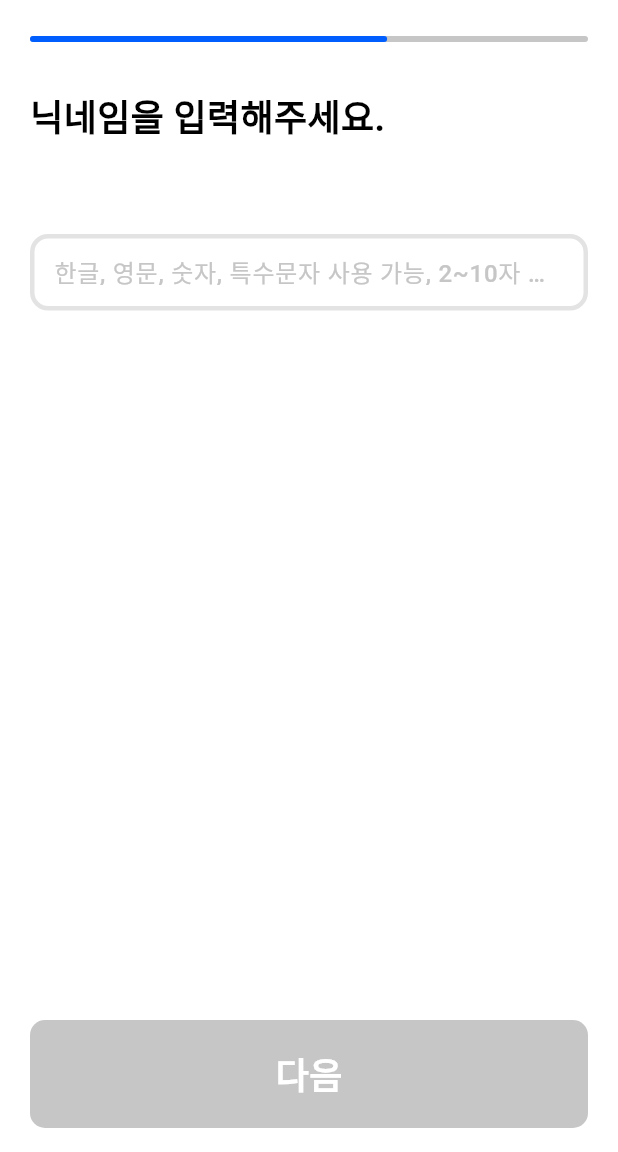
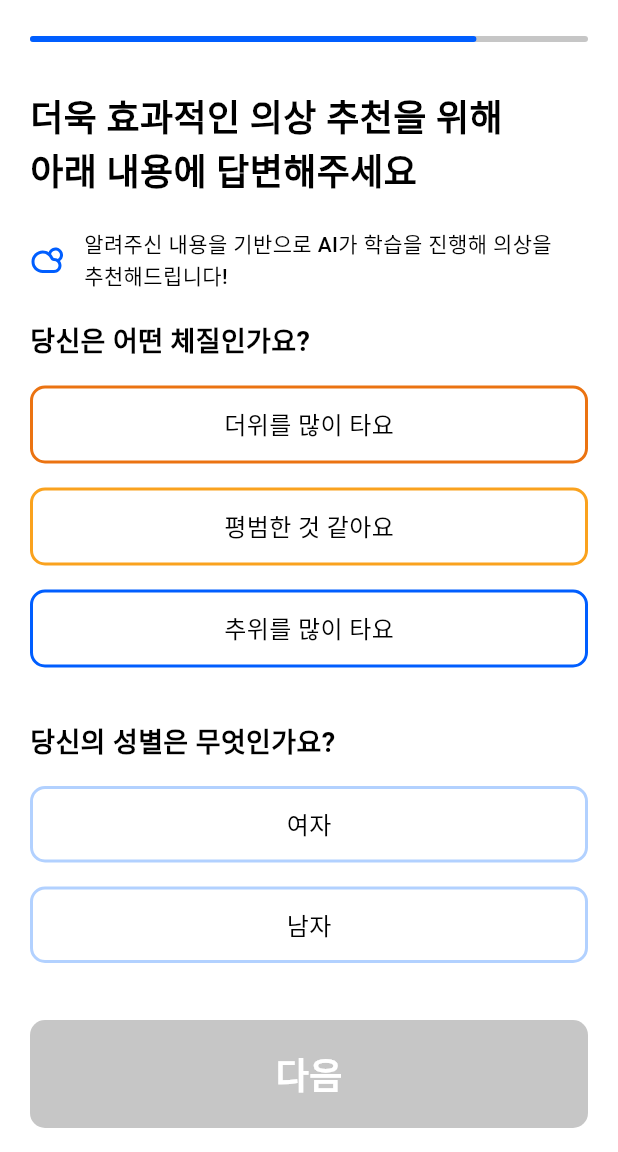
Before and after one commit to howWeather/howWeather-Client, a Flutter app: the screen it shows after launch, on a phone screen of 412 x 824 dp, the part 84-1236 px from its top. Run offline on Flutter 3.47's test engine with Material 3 defaults, Android fonts, the phone set to English and light mode, and no system bars; our stand-ins replace flutter_riverpod, flutter_svg, go_router; Roboto replaces fonts that are missing (Pretendard); project files that could hold a hidden picture were left out.

Commit message:
feat: signup personal screen (#4)

```diff
--- a/lib/designs/HowWeatherTypo.dart
+++ b/lib/designs/HowWeatherTypo.dart
@@ -400,3 +400,31 @@ class Medium_16px extends StatelessWidget {
     );
   }
 }
+
+class Medium_14px extends StatelessWidget {
+  final String text;
+  final TextStyle style;
+  final Color? color;
+  final TextOverflow? overflow;
+
+  const Medium_14px({
+    Key? key,
+    required this.text,
+    this.color,
+    this.overflow,
+    this.style = const TextStyle(),
+  }) : super(key: key);
+
+  @override
+  Widget build(BuildContext context) {
+    return Text(
+      text,
+      style: style.copyWith(
+          color: color ?? HowWeatherColor.neutral[900],
+          fontFamily: 'Pretendard',
+          fontSize: 14,
+          fontWeight: FontWeight.w500),
+      overflow: overflow ?? TextOverflow.clip,
+    );
+  }
+}
--- a/lib/main.dart
+++ b/lib/main.dart
@@ -4,13 +4,14 @@ import 'package:client/screens/signUp/signUpEmail.dart';
 import 'package:client/screens/signUp/signUpId.dart';
 import 'package:client/screens/signUp/signUpNickname.dart';
 import 'package:client/screens/signUp/signUpPassword.dart';
+import 'package:client/screens/signUp/signUpPersonal.dart';
 import 'package:flutter/material.dart';
 import 'package:flutter_riverpod/flutter_riverpod.dart';
 import 'package:go_router/go_router.dart';
 
 final routerProvider = Provider<GoRouter>((ref) {
   return GoRouter(
-    initialLocation: '/signUp/nickname',
+    initialLocation: '/signUp/personal',
     routes: [
       GoRoute(
         path: '/',
@@ -31,6 +32,10 @@ final routerProvider = Provider<GoRouter>((ref) {
       GoRoute(
         path: '/signUp/nickname',
         builder: (context, state) => SignUpNickname(),
+      ),
+      GoRoute(
+        path: '/signUp/personal',
+        builder: (context, state) => SignUpPersonal(),
       ),
     ],
   );
--- a/lib/screens/signUp/signUpId.dart
+++ b/lib/screens/signUp/signUpId.dart
@@ -13,7 +13,7 @@ final duplicateProvider = StateProvider<String>((ref) => '');
 final isIdFormatValidProvider = Provider<bool>((ref) {
   final id = ref.watch(idProvider);
   final regex = RegExp(
-    r'^[a-zA-Z0-9!@#$%^&*()_+|~=`{}\[\]:";\<>?,.\/]{8,20}$',
+    r'^[a-zA-Z0-9!@#$%^&*()_+|~=`{}\[\]:";\<>?,.\/]{6,20}$',
   );
   return regex.hasMatch(id);
 });
--- /dev/null
+++ b/lib/screens/signUp/signUpPersonal.dart
@@ -0,0 +1,245 @@
+import 'package:client/designs/HowWeatherColor.dart';
+import 'package:client/designs/HowWeatherTypo.dart';
+import 'package:flutter/material.dart';
+import 'package:flutter_riverpod/flutter_riverpod.dart';
+import 'package:flutter_svg/svg.dart';
+import 'package:go_router/go_router.dart';
+
+final temperamentProvider = StateProvider<int?>((ref) => null);
+final genderProvider = StateProvider<int?>((ref) => null);
+final ageProvider = StateProvider<String?>((ref) => null);
+final formProvider = StateProvider<String?>((ref) => null);
+
+final isAllValidProvider = Provider<bool>((ref) {
+  final temperament = ref.watch(temperamentProvider);
+  final gender = ref.watch(genderProvider);
+  final age = ref.watch(ageProvider);
+  final form = ref.watch(formProvider);
+  return temperament != null && gender != null && age != null && form != null;
+});
+
+class SignUpPersonal extends ConsumerWidget {
+  SignUpPersonal({super.key});
+
+  @override
+  Widget build(BuildContext context, WidgetRef ref) {
+    return Scaffold(
+      backgroundColor: HowWeatherColor.white,
+      appBar: AppBar(
+        backgroundColor: Colors.transparent,
+        title: Medium_18px(text: "회원가입"),
+        centerTitle: true,
+        leading: InkWell(
+          onTap: () {
+            context.pop();
+          },
+          child: SvgPicture.asset(
+            "assets/icons/chevron-left.svg",
+            fit: BoxFit.scaleDown,
+            height: 20,
+            width: 20,
+          ),
+        ),
+      ),
+      body: Container(
+        padding: EdgeInsets.symmetric(horizontal: 20, vertical: 24),
+        child: SingleChildScrollView(
+          child: Column(
+            crossAxisAlignment: CrossAxisAlignment.start,
+            mainAxisAlignment: MainAxisAlignment.start,
+            children: [
+              LinearProgressIndicator(
+                value: 0.8,
+                backgroundColor: HowWeatherColor.neutral[200],
+                color: HowWeatherColor.primary[900],
+                borderRadius: BorderRadius.circular(10),
+              ),
+              SizedBox(
+                height: 32,
+              ),
+              Semibold_24px(text: "더욱 효과적인 의상 추천을 위해\n아래 내용에 답변해주세요"),
+              SizedBox(
+                height: 20,
+              ),
+              Row(
+                children: [
+                  SvgPicture.asset("assets/icons/cloud.svg"),
+                  SizedBox(
+                    width: 12,
+                  ),
+                  Medium_14px(text: "알려주신 내용을 기반으로 AI가 학습을 진행해 의상을\n추천해드립니다!"),
+                ],
+              ),
+              SizedBox(
+                height: 20,
+              ),
+              buildChoiceGroup(
+                ref: ref,
+                title: "당신은 어떤 체질인가요?",
+                options: ["더위를 많이 타요", "평범한 것 같아요", "추위를 많이 타요"],
+                provider: temperamentProvider,
+                colors: [
+                  HowWeatherColor.secondary[800]!,
+                  HowWeatherColor.secondary[600]!,
+                  HowWeatherColor.primary[900]!,
+                ],
+              ),
+              SizedBox(
+                height: 20,
+              ),
+              buildChoiceGroup(
+                ref: ref,
+                title: "당신의 성별은 무엇인가요?",
+                options: ["여자", "남자"],
+                provider: genderProvider,
+                colors: [
+                  HowWeatherColor.primary[200]!,
+                  HowWeatherColor.primary[200]!,
+                ],
+              ),
+              SizedBox(
+                height: 20,
+              ),
+              buildDropdown(
+                ref: ref,
+                title: "당신의 연령대는 어떻게 되나요?",
+                options: ["10대", "20대", "30대 이상"], //TODO: 추후 수정
+                provider: ageProvider,
+              ),
+              buildDropdown(
+                ref: ref,
+                title: "당신은 어떤 체형인가요?",
+                options: ["마른 체형", "보통 체형", "통통한 체형"], //TODO: 추후 수정
+                provider: formProvider,
+              ),
+              SizedBox(
+                height: 70,
+              ),
+            ],
+          ),
+        ),
+      ),
+      bottomSheet: bottomSheetWidget(context, ref),
+    );
+  }
+
+  Widget buildChoiceGroup({
+    required WidgetRef ref,
+    required String title,
+    required List<String> options,
+    required StateProvider<int?> provider,
+    required List<Color> colors,
+  }) {
+    final selectedIndex = ref.watch(provider);
+
+    return Column(
+      crossAxisAlignment: CrossAxisAlignment.start,
+      children: [
+        Semibold_18px(text: title),
+        SizedBox(height: 16),
+        ...List.generate(options.length, (index) {
+          final isSelected = selectedIndex == index;
+          final color = colors[index];
+          return InkWell(
+            onTap: () {
+              ref.read(provider.notifier).state = index;
+            },
+            splashColor: Colors.transparent,
+            hoverColor: Colors.transparent,
+            focusColor: Colors.transparent,
+            highlightColor: Colors.transparent,
+            child: Container(
+              padding: EdgeInsets.symmetric(vertical: 12),
+              margin: EdgeInsets.only(bottom: 16),
+              width: double.infinity,
+              decoration: BoxDecoration(
+                color: isSelected ? color : Colors.transparent,
+                border: Border.all(width: 2, color: color),
+                borderRadius: BorderRadius.circular(10),
+              ),
+              child: Center(
+                child: Medium_16px(
+                  text: options[index],
+                  color: isSelected
+                      ? HowWeatherColor.white
+                      : HowWeatherColor.black,
+                ),
+              ),
+            ),
+          );
+        }),
+      ],
+    );
+  }
+
+  Widget buildDropdown({
+    required WidgetRef ref,
+    required String title,
+    required List<String> options,
+    required StateProvider<String?> provider,
+  }) {
+    final selectedValue = ref.watch(provider);
+
+    return Column(
+      crossAxisAlignment: CrossAxisAlignment.start,
+      children: [
+        Semibold_18px(text: title),
+        SizedBox(height: 16),
+        Container(
+          padding: EdgeInsets.symmetric(horizontal: 16, vertical: 4),
+          decoration: BoxDecoration(
+            border: Border.all(color: HowWeatherColor.primary[200]!),
+            borderRadius: BorderRadius.circular(10),
+          ),
+          child: DropdownButtonHideUnderline(
+            child: DropdownButton<String>(
+              value: selectedValue,
+              hint: Text("선택하세요", style: TextStyle(color: Colors.grey)),
+              items: options.map((value) {
+                return DropdownMenuItem<String>(
+                  value: value,
+                  child: Text(value),
+                );
+              }).toList(),
+              onChanged: (newValue) {
+                ref.read(provider.notifier).state = newValue;
+              },
+            ),
+          ),
+        ),
+        SizedBox(height: 20),
+      ],
+    );
+  }
+
+  Widget bottomSheetWidget(BuildContext context, ref) {
+    final isAllValid = ref.watch(isAllValidProvider);
+    return GestureDetector(
+      onTap: isAllValid
+          ? () {
+              context.push('/signUp/check');
+            }
+          : null,
+      child: Container(
+        width: double.maxFinite,
+        padding: EdgeInsets.symmetric(horizontal: 20, vertical: 16),
+        color: HowWeatherColor.white,
+        child: Container(
+          height: 72,
+          decoration: BoxDecoration(
+            borderRadius: BorderRadius.circular(10),
+            color: isAllValid
+                ? HowWeatherColor.primary[900]
+                : HowWeatherColor.neutral[200],
+          ),
+          child: Center(
+            child: Semibold_24px(
+              text: "다음",
+              color: HowWeatherColor.white,
+            ),
+          ),
+        ),
+      ),
+    );
+  }
+}
```
Also changed, not shown: assets/icons/cloud.svg (added).
